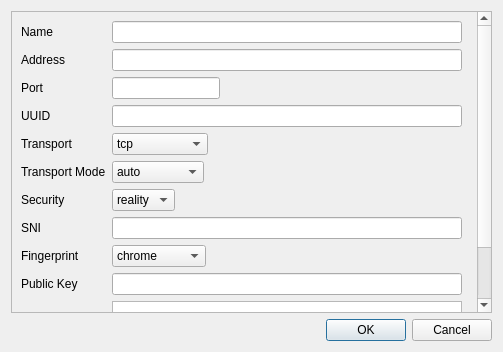
Qt form desktop/design/form/editnodedialog.ui (Sangiria/go-proxy) before a commit.
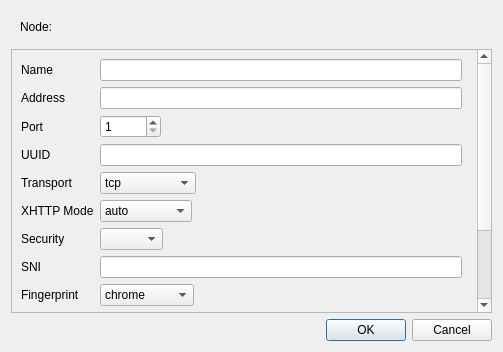
The same form after that commit.

Commit message: feat(frontend): edit node

Diff of the .ui file:
```diff
--- a/desktop/design/form/editnodedialog.ui
+++ b/desktop/design/form/editnodedialog.ui
@@ -27,16 +27,6 @@
   </property>
   <layout class="QGridLayout" name="gridLayout">
    <item row="1" column="0">
-    <widget class="QDialogButtonBox" name="buttonBox">
-     <property name="orientation">
-      <enum>Qt::Horizontal</enum>
-     </property>
-     <property name="standardButtons">
-      <set>QDialogButtonBox::Cancel|QDialogButtonBox::Ok</set>
-     </property>
-    </widget>
-   </item>
-   <item row="0" column="0">
     <widget class="QScrollArea" name="scrollArea">
      <property name="widgetResizable">
       <bool>true</bool>
@@ -59,6 +49,11 @@
            <verstretch>0</verstretch>
           </sizepolicy>
          </property>
+         <item>
+          <property name="text">
+           <string/>
+          </property>
+         </item>
          <item>
           <property name="text">
            <string>reality</string>
@@ -86,17 +81,7 @@
         </widget>
        </item>
        <item row="1" column="1">
-        <widget class="QLineEdit" name="lineEdit_2"/>
-       </item>
-       <item row="2" column="1">
-        <widget class="QLineEdit" name="lineEdit_3">
-         <property name="sizePolicy">
-          <sizepolicy hsizetype="Fixed" vsizetype="Fixed">
-           <horstretch>0</horstretch>
-           <verstretch>0</verstretch>
-          </sizepolicy>
-         </property>
-        </widget>
+        <widget class="QLineEdit" name="addressEdit"/>
        </item>
        <item row="7" column="1">
         <widget class="QLineEdit" name="lineEdit_5"/>
@@ -178,7 +163,7 @@
        <item row="5" column="0">
         <widget class="QLabel" name="label_9">
          <property name="text">
-          <string>Transport Mode</string>
+          <string>XHTTP Mode</string>
          </property>
         </widget>
        </item>
@@ -227,7 +212,7 @@
         </widget>
        </item>
        <item row="3" column="0">
-        <widget class="QLabel" name="label">
+        <widget class="QLabel" name="uuid">
          <property name="text">
           <string>UUID</string>
          </property>
@@ -316,10 +301,65 @@
          </item>
         </widget>
        </item>
+       <item row="2" column="1">
+        <widget class="QSpinBox" name="portSBox">
+         <property name="sizePolicy">
+          <sizepolicy hsizetype="Fixed" vsizetype="Fixed">
+           <horstretch>0</horstretch>
+           <verstretch>0</verstretch>
+          </sizepolicy>
+         </property>
+         <property name="minimum">
+          <number>1</number>
+         </property>
+         <property name="maximum">
+          <number>65535</number>
+         </property>
+        </widget>
+       </item>
       </layout>
      </widget>
     </widget>
    </item>
+   <item row="2" column="0">
+    <widget class="QDialogButtonBox" name="buttonBox">
+     <property name="orientation">
+      <enum>Qt::Horizontal</enum>
+     </property>
+     <property name="standardButtons">
+      <set>QDialogButtonBox::Cancel|QDialogButtonBox::Ok</set>
+     </property>
+    </widget>
+   </item>
+   <item row="0" column="0">
+    <widget class="QWidget" name="widget" native="true">
+     <layout class="QHBoxLayout" name="horizontalLayout">
+      <item>
+       <widget class="QLabel" name="label">
+        <property name="sizePolicy">
+         <sizepolicy hsizetype="Fixed" vsizetype="Preferred">
+          <horstretch>0</horstretch>
+          <verstretch>0</verstretch>
+         </sizepolicy>
+        </property>
+        <property name="text">
+         <string>Node: </string>
+        </property>
+       </widget>
+      </item>
+      <item>
+       <widget class="QLabel" name="labelError">
+        <property name="styleSheet">
+         <string notr="true">color: rgb(255, 0, 0);</string>
+        </property>
+        <property name="text">
+         <string/>
+        </property>
+       </widget>
+      </item>
+     </layout>
+    </widget>
+   </item>
   </layout>
  </widget>
  <resources/>
```
Left out of the diff: 38 changed lines with no effect on the pictures. The commit also changes 16 other files.
